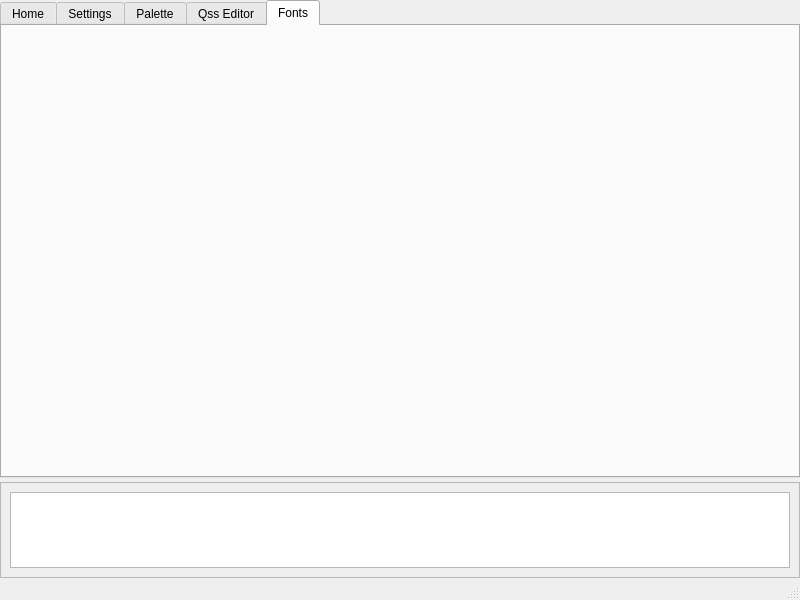
Before: the Qt Designer form app/mainwindow/mainwindow.ui in codemeetscopper/Qt-Pop, drawn with Qt 5.
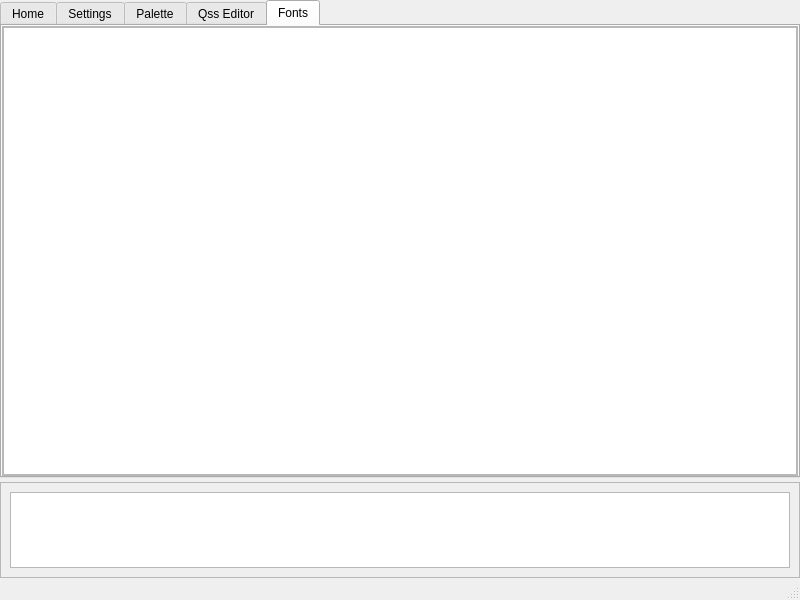
After: the same form once the commit is applied. The open tabs and pages were chosen to show the change.

Commit message: fonts window changes

Diff of the .ui file:
```diff
--- a/app/mainwindow/mainwindow.ui
+++ b/app/mainwindow/mainwindow.ui
@@ -152,6 +152,50 @@
        <attribute name="title">
         <string>Fonts</string>
        </attribute>
+       <layout class="QVBoxLayout" name="verticalLayout_5" stretch="10">
+        <property name="spacing">
+         <number>0</number>
+        </property>
+        <property name="leftMargin">
+         <number>0</number>
+        </property>
+        <property name="topMargin">
+         <number>0</number>
+        </property>
+        <property name="rightMargin">
+         <number>0</number>
+        </property>
+        <property name="bottomMargin">
+         <number>0</number>
+        </property>
+        <item>
+         <widget class="QFrame" name="font_bottom">
+          <property name="frameShape">
+           <enum>QFrame::Shape::StyledPanel</enum>
+          </property>
+          <property name="frameShadow">
+           <enum>QFrame::Shadow::Raised</enum>
+          </property>
+          <layout class="QVBoxLayout" name="verticalLayout_6">
+           <property name="leftMargin">
+            <number>0</number>
+           </property>
+           <property name="topMargin">
+            <number>0</number>
+           </property>
+           <property name="rightMargin">
+            <number>0</number>
+           </property>
+           <property name="bottomMargin">
+            <number>0</number>
+           </property>
+           <item>
+            <widget class="QListWidget" name="fontLW"/>
+           </item>
+          </layout>
+         </widget>
+        </item>
+       </layout>
       </widget>
      </widget>
     </item>
```
Left out of the diff: 4 changed lines with no effect on the pictures. The commit also changes 7 other files.
